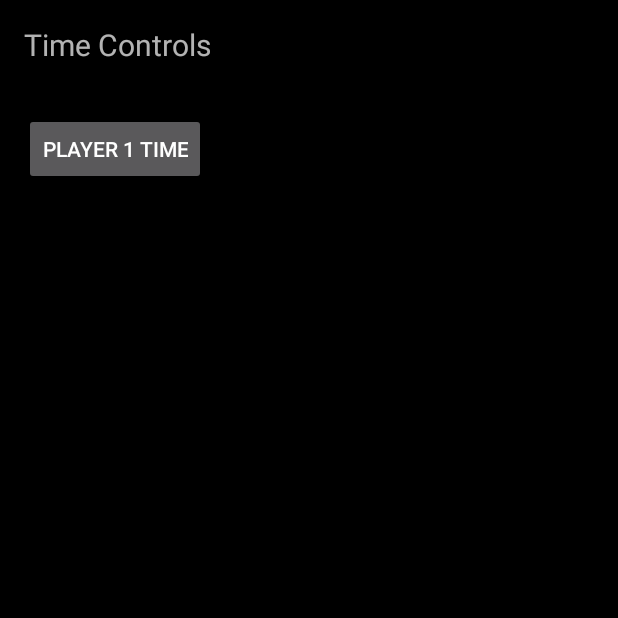
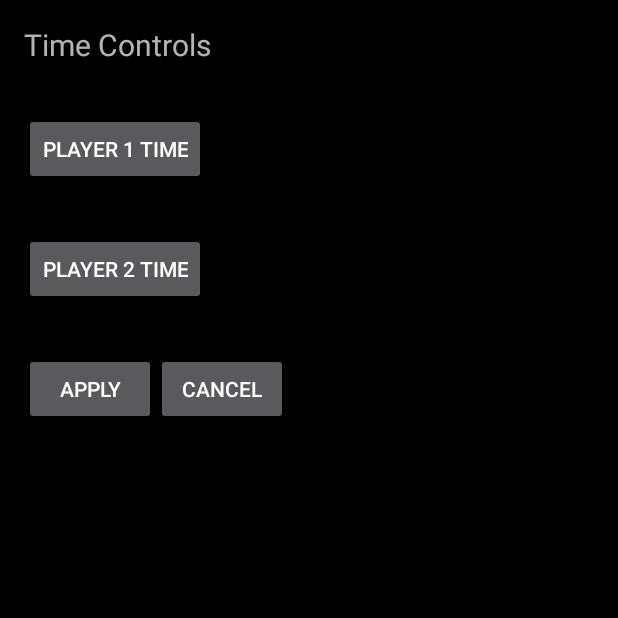
Before and after one commit to jmagine/ChessClock, an Android app: the TimeSelectorActivity screen opened directly, with no data from a screen before it, on a phone screen of 412 x 824 dp, the top half of it. Run offline under Robolectric (Android 15) with nearby library versions, the phone set to English and light mode, and no system bars.

Commit message:
got basic time control screen up and running, communicates with main activity and updates it, but does not display the hh:mm time correctly

```diff
--- a/app/src/main/java/com/example/android/chessclock/MainActivity.java
+++ b/app/src/main/java/com/example/android/chessclock/MainActivity.java
@@ -161,9 +161,6 @@ public class MainActivity extends AppCompatActivity implements View.OnTouchListe
     timeFormat = sharedPref.getString("time_format", timeFormat);
 
     sharedPref.registerOnSharedPreferenceChangeListener(this);
-
-
-    Log.d("jasLogs", leadingZero + " " + blinkingColon + " " + timeUnits + " " + timeFormat);
 
     setMode(MODE_INIT);
 
--- a/app/src/main/java/com/example/android/chessclock/TimeSelectorActivity.java
+++ b/app/src/main/java/com/example/android/chessclock/TimeSelectorActivity.java
@@ -2,12 +2,14 @@ package com.example.android.chessclock;
 
 import android.app.Dialog;
 import android.content.DialogInterface;
+import android.content.Intent;
 import android.os.Bundle;
 import android.support.v7.app.AlertDialog;
 import android.support.v7.app.AppCompatActivity;
 
 import android.app.DialogFragment;
 import android.view.LayoutInflater;
+import android.view.MotionEvent;
 import android.view.ViewGroup;
 import android.widget.NumberPicker;
 
@@ -25,30 +27,51 @@ import android.widget.LinearLayout;
  * Created by JasonMa on 2/24/2017.
  */
 
-public class TimeSelectorActivity extends AppCompatActivity {
+public class TimeSelectorActivity extends AppCompatActivity implements View.OnTouchListener{
+  static int playerTopTime;
+  static int playerBottomTime;
+  static int selectedTime;
 
-  static int playerTopTime;
+  long[] initTimes;
+
+  Button topTime;
+  Button bottomTime;
+  Button applyButton;
+  Button cancelButton;
 
   @Override
   public void onCreate(Bundle savedInstanceState) {
     super.onCreate(savedInstanceState);
     setContentView(R.layout.activity_time_selector);
 
-    Button topTime = (Button) findViewById(R.id.player1Time);
-    topTime.setOnClickListener(onclick);
+    initTimes = new long[2];
+
+    Bundle bundle = getIntent().getExtras();
+
+    if(bundle != null) {
+      initTimes = bundle.getLongArray("times");
+      if(initTimes != null) {
+        initTimes[0] = 0;
+        initTimes[1] = 0;
+      }
+    }
+    else {
+      initTimes[0] = 0;
+      initTimes[1] = 0;
+    }
+
+    topTime = (Button) findViewById(R.id.player1Time);
+    bottomTime = (Button) findViewById(R.id.player2Time);
+    applyButton = (Button) findViewById(R.id.applyButton);
+    cancelButton = (Button) findViewById(R.id.cancelButton);
+    topTime.setOnTouchListener(this);
+    bottomTime.setOnTouchListener(this);
+    applyButton.setOnTouchListener(this);
+    cancelButton.setOnTouchListener(this);
 
   }
 
-  View.OnClickListener onclick =
-        new View.OnClickListener(){
-          @Override
-          public void onClick(View view){
-            NumberPickerFragment topTimeFragment = new NumberPickerFragment();
-            topTimeFragment.show(getFragmentManager(), "Top Time");
-          }
-        };
-
-  public static class NumberPickerFragment extends DialogFragment implements NumberPicker.OnValueChangeListener {
+  public static class NumberPickerFragment extends DialogFragment {
 
     @Override
     public Dialog onCreateDialog(Bundle savedInstanceState) {
@@ -72,11 +95,10 @@ public class TimeSelectorActivity extends AppCompatActivity {
             .setPositiveButton("OK", new DialogInterface.OnClickListener() {
               @Override
               public void onClick(DialogInterface dialog, int which) {
-                playerTopTime = 0;
-                playerTopTime += hourPicker.getValue() * Constants.HOUR;
-                playerTopTime += minPicker.getValue() * Constants.MINUTE;
-                playerTopTime += secPicker.getValue() * Constants.SECOND;
-                Log.d("jaslog", "PlayerTopTime: " + playerTopTime);
+                selectedTime = 0;
+                selectedTime += hourPicker.getValue() * Constants.HOUR;
+                selectedTime += minPicker.getValue() * Constants.MINUTE;
+                selectedTime += secPicker.getValue() * Constants.SECOND;
               }
             })
             .setNegativeButton("Cancel", new DialogInterface.OnClickListener() {
@@ -87,10 +109,38 @@ public class TimeSelectorActivity extends AppCompatActivity {
             })
             .create();
     }
+  }
 
-    @Override
-    public void onValueChange(NumberPicker picker, int oldVal, int newVal) {
+  @Override
+  public boolean onTouch(View v, MotionEvent m) {
+    if(m.getAction() != MotionEvent.ACTION_DOWN)
+      return false;
 
+    Intent intent;
+
+    switch (v.getId()) {
+      case R.id.player1Time:
+        NumberPickerFragment topTimeFragment = new NumberPickerFragment();
+        topTimeFragment.show(getFragmentManager(), "Top Time");
+        initTimes[0] = selectedTime;
+        break;
+      case R.id.player2Time:
+        NumberPickerFragment bottomTimeFragment = new NumberPickerFragment();
+        bottomTimeFragment.show(getFragmentManager(), "Bottom Time");
+        initTimes[1] = selectedTime;
+        break;
+      case R.id.applyButton:
+        intent = new Intent(applyButton.getContext(), MainActivity.class);
+        intent.putExtra("times", initTimes);
+        startActivityForResult(intent, 0);
+        break;
+      case R.id.cancelButton:
+        intent = new Intent(applyButton.getContext(), MainActivity.class);
+        intent.putExtra("times", initTimes);
+        startActivityForResult(intent, 0);
+        break;
     }
+
+    return false;
   }
 }
--- a/app/src/main/res/layout/activity_time_selector.xml
+++ b/app/src/main/res/layout/activity_time_selector.xml
@@ -11,10 +11,59 @@
     android:text="Time Controls"
     android:textSize="20sp"/>
 
-  <Button
-    android:id="@+id/player1Time"
-    android:layout_width="wrap_content"
+  <LinearLayout
+    android:layout_width="match_parent"
     android:layout_height="wrap_content"
     android:layout_margin="16dp"
-    android:text="Player 1 Time"/>
+    android:orientation="horizontal">
+
+    <Button
+      android:id="@+id/player1Time"
+      android:layout_width="wrap_content"
+      android:layout_height="wrap_content"
+      android:text="Player 1 Time"/>
+
+    <TextView
+      android:id="@+id/player1SelectedTime"
+      android:layout_width="wrap_content"
+      android:layout_height="wrap_content"/>
+  </LinearLayout>
+
+  <LinearLayout
+    android:layout_width="match_parent"
+    android:layout_height="wrap_content"
+    android:layout_margin="16dp"
+    android:orientation="horizontal">
+
+    <Button
+      android:id="@+id/player2Time"
+      android:layout_width="wrap_content"
+      android:layout_height="wrap_content"
+      android:text="Player 2 Time"/>
+
+    <TextView
+      android:id="@+id/player2SelectedTime"
+      android:layout_width="wrap_content"
+      android:layout_height="wrap_content"/>
+  </LinearLayout>
+
+  <LinearLayout
+    android:layout_width="match_parent"
+    android:layout_height="wrap_content"
+    android:orientation="horizontal"
+    android:layout_margin="16dp">
+
+    <Button
+      android:id="@+id/applyButton"
+      android:layout_width="wrap_content"
+      android:layout_height="wrap_content"
+      android:text="Apply"/>
+
+    <Button
+      android:id="@+id/cancelButton"
+      android:layout_width="wrap_content"
+      android:layout_height="wrap_content"
+      android:text="Cancel"/>
+  </LinearLayout>
+
 </LinearLayout>
```
